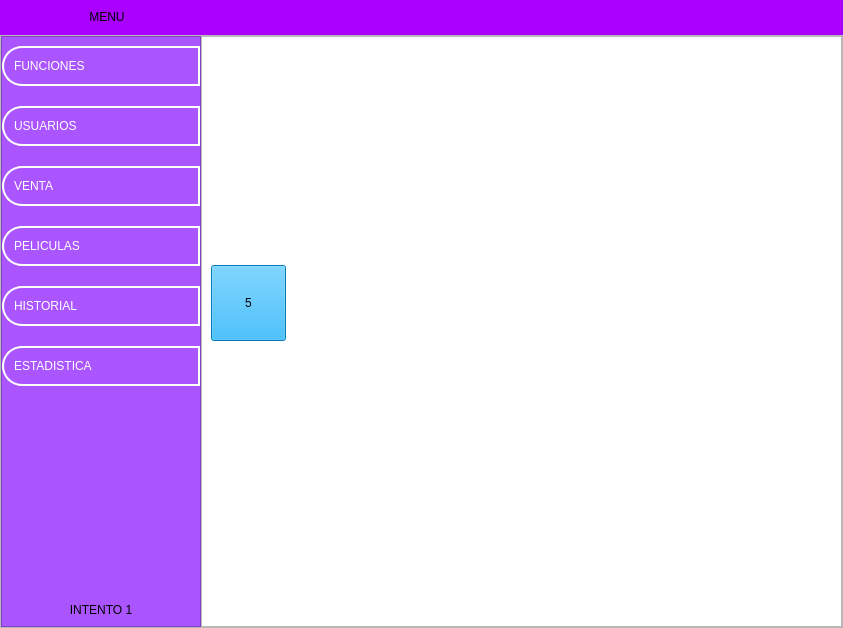
LeandroMuzalski1843/Proyecto_Final_Practicas_II, file ui/menu.ui: the form before one commit.
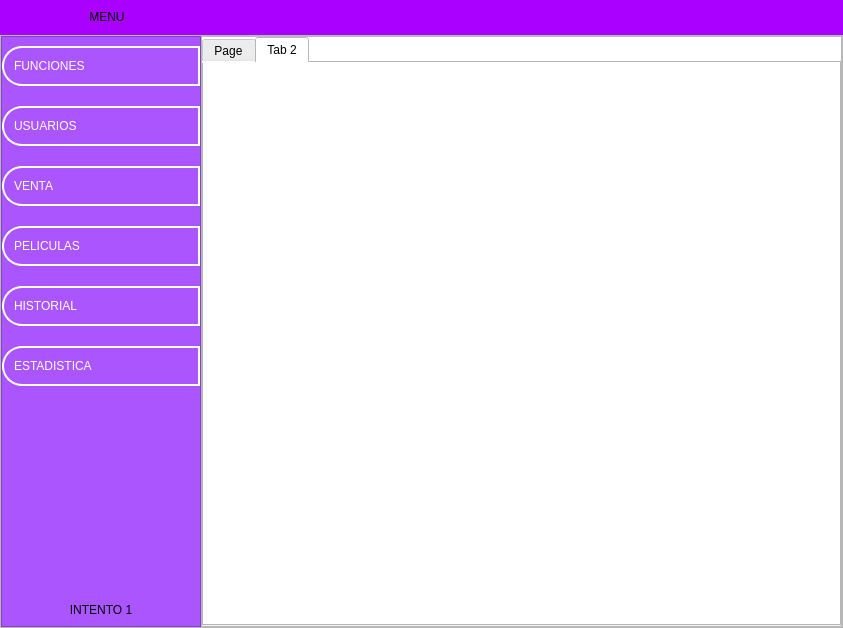
The form after the commit. The open tabs and pages were chosen to show the change. Icons and pictures are not drawn.

Patch:
```diff
--- a/ui/menu.ui
+++ b/ui/menu.ui
@@ -1745,23 +1745,61 @@
              <property name="styleSheet">
               <string notr="true">background-color: rgb(255, 255, 255);</string>
              </property>
-             <widget class="QPushButton" name="pushButton">
-              <property name="geometry">
-               <rect>
-                <x>9</x>
-                <y>228</y>
-                <width>75</width>
-                <height>76</height>
-               </rect>
+             <layout class="QVBoxLayout" name="verticalLayout_17">
+              <property name="spacing">
+               <number>0</number>
               </property>
-              <property name="styleSheet">
-               <string notr="true">background-color: rgb(0, 170, 255);
-font: 87 36pt &quot;Arial Black&quot;;</string>
+              <property name="leftMargin">
+               <number>0</number>
               </property>
-              <property name="text">
-               <string>5</string>
+              <property name="topMargin">
+               <number>0</number>
               </property>
-             </widget>
+              <property name="rightMargin">
+               <number>0</number>
+              </property>
+              <property name="bottomMargin">
+               <number>0</number>
+              </property>
+              <item>
+               <widget class="QWidget" name="widget_15" native="true">
+                <layout class="QHBoxLayout" name="horizontalLayout_16">
+                 <property name="spacing">
+                  <number>0</number>
+                 </property>
+                 <property name="leftMargin">
+                  <number>0</number>
+                 </property>
+                 <property name="topMargin">
+                  <number>0</number>
+                 </property>
+                 <property name="rightMargin">
+                  <number>0</number>
+                 </property>
+                 <property name="bottomMargin">
+                  <number>0</number>
+                 </property>
+                 <item>
+                  <widget class="QTabWidget" name="tabWidget">
+                   <property name="currentIndex">
+                    <number>1</number>
+                   </property>
+                   <widget class="QWidget" name="tab">
+                    <attribute name="title">
+                     <string>Page</string>
+                    </attribute>
+                   </widget>
+                   <widget class="QWidget" name="tab_2">
+                    <attribute name="title">
+                     <string>Tab 2</string>
+                    </attribute>
+                   </widget>
+                  </widget>
+                 </item>
+                </layout>
+               </widget>
+              </item>
+             </layout>
             </widget>
            </widget>
           </item>
```
Left out of the diff: 4 changed lines with no effect on the pictures.
